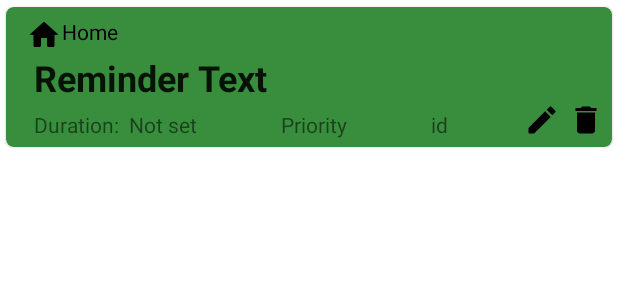
After one commit to thecoderpb/Productize, an Android app: the layout card_layout.xml on its own in the app's theme, with its tools: preview values and no code run, on a phone screen of 412 x 824 dp. The commit adds this screen. Shown: the top 300 px of the screen. Run offline under Robolectric (Android 15) with nearby library versions, the phone set to English and light mode, and no system bars.

Commit message:
v1.21 Add recycler view adapter

```diff
--- a/app/src/main/java/com/pratik/productize/activites/MainActivity.java
+++ b/app/src/main/java/com/pratik/productize/activites/MainActivity.java
@@ -6,12 +6,10 @@ import android.os.Bundle;
 import com.google.android.material.bottomappbar.BottomAppBar;
 import com.google.android.material.bottomsheet.BottomSheetBehavior;
 import com.google.android.material.floatingactionbutton.FloatingActionButton;
-import com.google.android.material.snackbar.Snackbar;
 
 import android.view.View;
 
 import androidx.annotation.NonNull;
-import androidx.annotation.Nullable;
 import androidx.coordinatorlayout.widget.CoordinatorLayout;
 import androidx.core.view.GravityCompat;
 import androidx.appcompat.app.ActionBarDrawerToggle;
@@ -88,14 +86,10 @@ public class MainActivity extends AppCompatActivity
                     fab.setImageResource(R.drawable.ic_edit);
                     bottomAppBar.setFabAlignmentMode(BottomAppBar.FAB_ALIGNMENT_MODE_CENTER);
                 }
-
-
-
             }
 
             @Override
             public void onSlide(@NonNull View view, float v) {
-
             }
         });
 
--- /dev/null
+++ b/app/src/main/java/com/pratik/productize/adapters/TaskRecyclerAdapter.java
@@ -0,0 +1,36 @@
+package com.pratik.productize.adapters;
+
+import android.view.View;
+import android.view.ViewGroup;
+
+import androidx.annotation.NonNull;
+import androidx.recyclerview.widget.RecyclerView;
+
+public class TaskRecyclerAdapter extends RecyclerView.Adapter<TaskRecyclerAdapter.MyViewHolder> {
+
+
+    public class MyViewHolder extends RecyclerView.ViewHolder {
+        public MyViewHolder(@NonNull View itemView) {
+            super(itemView);
+        }
+    }
+
+
+    @NonNull
+    @Override
+    public TaskRecyclerAdapter.MyViewHolder onCreateViewHolder(@NonNull ViewGroup parent, int viewType) {
+        return null;
+    }
+
+    @Override
+    public void onBindViewHolder(@NonNull TaskRecyclerAdapter.MyViewHolder holder, int position) {
+
+    }
+
+    @Override
+    public int getItemCount() {
+        return 0;
+    }
+
+
+}
--- /dev/null
+++ b/app/src/main/res/drawable/ic_delete.xml
@@ -0,0 +1,9 @@
+<vector xmlns:android="http://schemas.android.com/apk/res/android"
+    android:width="24dp"
+    android:height="24dp"
+    android:viewportWidth="24"
+    android:viewportHeight="24">
+  <path
+      android:fillColor="#FF000000"
+      android:pathData="M6,19c0,1.1 0.9,2 2,2h8c1.1,0 2,-0.9 2,-2V7H6v12zM19,4h-3.5l-1,-1h-5l-1,1H5v2h14V4z"/>
+</vector>
--- /dev/null
+++ b/app/src/main/res/layout/card_layout.xml
@@ -0,0 +1,136 @@
+<?xml version="1.0" encoding="utf-8"?>
+<com.google.android.material.card.MaterialCardView xmlns:android="http://schemas.android.com/apk/res/android"
+    xmlns:app="http://schemas.android.com/apk/res-auto"
+    xmlns:card_view="http://schemas.android.com/tools"
+    android:orientation="vertical"
+    android:layout_width="match_parent"
+    android:layout_height="wrap_content"
+    app:cardBackgroundColor="@color/colorPrimary"
+    app:cardCornerRadius="5dp"
+    android:elevation="5dp"
+    app:cardUseCompatPadding="true">
+
+    <LinearLayout
+        android:layout_width="match_parent"
+        android:layout_height="match_parent"
+        android:orientation="horizontal">
+
+        <ImageView
+            android:id="@+id/priorityImageCV"
+            android:layout_width="5dp"
+            android:layout_height="match_parent"
+            android:layout_margin="4dp"
+
+            />
+
+
+        <LinearLayout
+            android:layout_width="match_parent"
+            android:layout_height="wrap_content"
+            android:orientation="vertical">
+
+
+
+            <LinearLayout
+                android:layout_width="wrap_content"
+                android:layout_height="wrap_content"
+                android:orientation="horizontal">
+
+
+                <ImageView
+                    android:id="@+id/locationCVImage"
+                    android:layout_width="wrap_content"
+                    android:layout_height="wrap_content"
+                    android:layout_marginTop="5dp"
+                    android:paddingTop="1dp"
+                    android:src="@drawable/ic_nav_home_fill" />
+
+                <TextView
+                    android:id="@+id/locationTextCV"
+                    android:layout_width="wrap_content"
+                    android:layout_height="wrap_content"
+                    android:layout_marginTop="5dp"
+                    android:paddingTop="1dp"
+                    android:paddingBottom="1dp"
+                    android:text="Home"
+                    android:textColor="@android:color/black"
+                    android:textSize="14sp" />
+
+            </LinearLayout>
+
+
+            <TextView
+                android:id="@+id/reminderCardView"
+                android:layout_width="wrap_content"
+                android:layout_height="wrap_content"
+                android:layout_gravity="left"
+                android:layout_marginLeft="5dp"
+                android:layout_marginTop="0dp"
+                android:text="Reminder Text"
+                android:textAppearance="?android:attr/textAppearanceLarge"
+                android:textSize="24sp"
+                android:textStyle="bold" />
+
+            <LinearLayout
+                android:layout_width="match_parent"
+                android:layout_height="wrap_content"
+                android:gravity="right">
+
+
+                <TextView
+                    android:id="@+id/durationTextCV"
+                    android:layout_width="wrap_content"
+                    android:layout_height="match_parent"
+                    android:layout_alignParentEnd="false"
+                    android:layout_centerVertical="false"
+                    android:layout_margin="5dp"
+                    android:layout_weight="1"
+                    android:paddingTop="0dp"
+                    android:paddingBottom="2dp"
+                    android:text="Duration:  Not set"
+                    android:textSize="14sp" />
+
+                <TextView
+                    android:id="@+id/priorityTextCV"
+                    android:layout_width="wrap_content"
+                    android:layout_height="wrap_content"
+                    android:layout_margin="5dp"
+                    android:layout_weight="1"
+                    android:text="Priority" />
+
+                <TextView
+                    android:id="@+id/IdTextCV"
+                    android:layout_width="wrap_content"
+                    android:layout_height="wrap_content"
+                    android:layout_margin="5dp"
+                    android:layout_weight="1"
+                    android:text="id" />
+
+                <ImageView
+                    android:id="@+id/editNote"
+                    android:layout_width="wrap_content"
+                    android:layout_height="wrap_content"
+                    android:layout_gravity="right"
+                    android:foregroundGravity="left"
+                    android:onClick="deleteReminder"
+                    android:paddingRight="5dp"
+                    android:paddingBottom="5dp"
+                    android:src="@drawable/ic_edit" />
+
+                <ImageView
+                    android:id="@+id/deleteNotes"
+                    android:layout_width="wrap_content"
+                    android:layout_height="wrap_content"
+                    android:layout_gravity="right"
+                    android:onClick="deleteReminder"
+                    android:paddingRight="5dp"
+                    android:paddingBottom="5dp"
+                    android:src="@drawable/ic_delete" />
+            </LinearLayout>
+
+
+        </LinearLayout>
+
+    </LinearLayout>
+
+</com.google.android.material.card.MaterialCardView>
```
